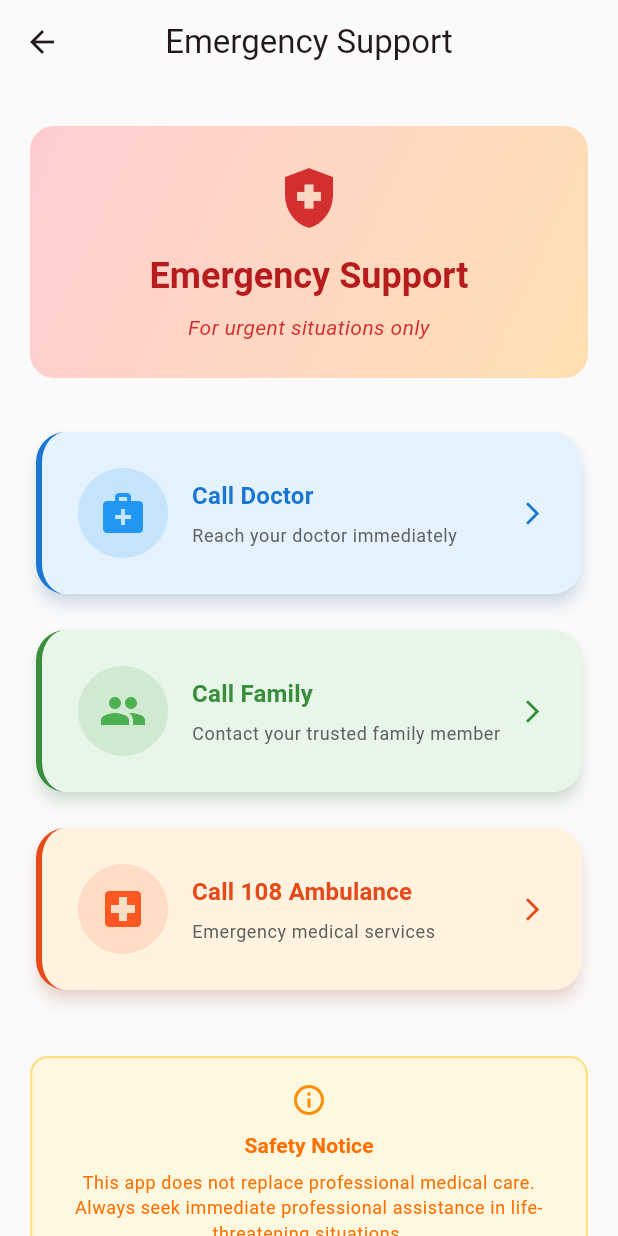
After one commit to sania-patil/Digital-Dadi, a Flutter app: the EmergencySupportScreen screen opened directly, on a phone screen of 412 x 824 dp. The commit adds this screen. Run offline on Flutter 3.47's test engine with Material 3 defaults, Android fonts, the phone set to English and light mode, and no system bars; our stand-ins replace google_fonts.

Commit message:
added emergency screen

```diff
--- /dev/null
+++ b/lib/screens/emergency_support_screen.dart
@@ -0,0 +1,263 @@
+import 'package:flutter/material.dart';
+
+class EmergencySupportScreen extends StatelessWidget {
+  const EmergencySupportScreen({super.key});
+
+  @override
+  Widget build(BuildContext context) {
+    return Scaffold(
+      backgroundColor: Colors.grey.shade50,
+      appBar: AppBar(
+        title: const Text('Emergency Support'),
+        centerTitle: true,
+        elevation: 0,
+        backgroundColor: Colors.transparent,
+        leading: IconButton(
+          icon: const Icon(Icons.arrow_back),
+          onPressed: () => Navigator.of(context).pop(),
+        ),
+      ),
+      body: SingleChildScrollView(
+        child: Padding(
+          padding: const EdgeInsets.symmetric(horizontal: 20, vertical: 16),
+          child: Column(
+            crossAxisAlignment: CrossAxisAlignment.stretch,
+            children: [
+              // Header Section
+              const SizedBox(height: 12),
+              Container(
+                decoration: BoxDecoration(
+                  borderRadius: BorderRadius.circular(16),
+                  gradient: LinearGradient(
+                    colors: [
+                      Colors.red.shade100,
+                      Colors.orange.shade100,
+                    ],
+                    begin: Alignment.topLeft,
+                    end: Alignment.bottomRight,
+                  ),
+                ),
+                padding: const EdgeInsets.all(24),
+                child: Column(
+                  children: [
+                    Icon(
+                      Icons.health_and_safety,
+                      size: 48,
+                      color: Colors.red.shade700,
+                    ),
+                    const SizedBox(height: 12),
+                    Text(
+                      'Emergency Support',
+                      textAlign: TextAlign.center,
+                      style: Theme.of(context).textTheme.headlineSmall?.copyWith(
+                            fontWeight: FontWeight.bold,
+                            color: Colors.red.shade900,
+                          ),
+                    ),
+                    const SizedBox(height: 8),
+                    Text(
+                      'For urgent situations only',
+                      textAlign: TextAlign.center,
+                      style: Theme.of(context).textTheme.bodyMedium?.copyWith(
+                            color: Colors.red.shade700,
+                            fontStyle: FontStyle.italic,
+                          ),
+                    ),
+                  ],
+                ),
+              ),
+
+              const SizedBox(height: 32),
+
+              // Emergency Action Cards
+              // 1. Call Doctor
+              _buildEmergencyCard(
+                context,
+                icon: Icons.medical_services,
+                iconColor: Colors.blue,
+                backgroundColor: Colors.blue.shade50,
+                title: 'Call Doctor',
+                description: 'Reach your doctor immediately',
+                accentColor: Colors.blue.shade700,
+              ),
+
+              const SizedBox(height: 16),
+
+              // 2. Call Family
+              _buildEmergencyCard(
+                context,
+                icon: Icons.people,
+                iconColor: Colors.green,
+                backgroundColor: Colors.green.shade50,
+                title: 'Call Family',
+                description: 'Contact your trusted family member',
+                accentColor: Colors.green.shade700,
+              ),
+
+              const SizedBox(height: 16),
+
+              // 3. Call 108 Ambulance
+              _buildEmergencyCard(
+                context,
+                icon: Icons.local_hospital,
+                iconColor: Colors.deepOrange,
+                backgroundColor: Colors.orange.shade50,
+                title: 'Call 108 Ambulance',
+                description: 'Emergency medical services',
+                accentColor: Colors.deepOrange.shade700,
+              ),
+
+              const SizedBox(height: 40),
+
+              // Safety Disclaimer
+              Container(
+                decoration: BoxDecoration(
+                  borderRadius: BorderRadius.circular(12),
+                  color: Colors.amber.shade50,
+                  border: Border.all(
+                    color: Colors.amber.shade200,
+                    width: 1.5,
+                  ),
+                ),
+                padding: const EdgeInsets.all(16),
+                child: Column(
+                  children: [
+                    Icon(
+                      Icons.info_outline,
+                      color: Colors.amber.shade800,
+                      size: 24,
+                    ),
+                    const SizedBox(height: 8),
+                    Text(
+                      'Safety Notice',
+                      style: Theme.of(context).textTheme.labelLarge?.copyWith(
+                            color: Colors.amber.shade900,
+                            fontWeight: FontWeight.bold,
+                          ),
+                    ),
+                    const SizedBox(height: 6),
+                    Text(
+                      'This app does not replace professional medical care. Always seek immediate professional assistance in life-threatening situations.',
+                      textAlign: TextAlign.center,
+                      style: Theme.of(context).textTheme.bodySmall?.copyWith(
+                            color: Colors.amber.shade900,
+                            height: 1.4,
+                          ),
+                    ),
+                  ],
+                ),
+              ),
+
+              const SizedBox(height: 24),
+            ],
+          ),
+        ),
+      ),
+    );
+  }
+
+  /// Builds a single emergency action card
+  Widget _buildEmergencyCard(
+    BuildContext context, {
+    required IconData icon,
+    required Color iconColor,
+    required Color backgroundColor,
+    required String title,
+    required String description,
+    required Color accentColor,
+  }) {
+    return Card(
+      elevation: 4,
+      shadowColor: accentColor.withOpacity(0.3),
+      shape: RoundedRectangleBorder(
+        borderRadius: BorderRadius.circular(20),
+      ),
+      child: Container(
+        decoration: BoxDecoration(
+          borderRadius: BorderRadius.circular(20),
+          color: backgroundColor,
+          border: Border(
+            left: BorderSide(
+              color: accentColor,
+              width: 4,
+            ),
+          ),
+        ),
+        child: Material(
+          color: Colors.transparent,
+          child: InkWell(
+            onTap: () {
+              // Action placeholder - no actual phone call logic required
+              ScaffoldMessenger.of(context).showSnackBar(
+                SnackBar(
+                  content: Text('$title action triggered'),
+                  duration: const Duration(seconds: 2),
+                  backgroundColor: accentColor,
+                ),
+              );
+            },
+            borderRadius: BorderRadius.circular(20),
+            child: Padding(
+              padding: const EdgeInsets.all(24),
+              child: Row(
+                children: [
+                  // Icon
+                  Container(
+                    width: 60,
+                    height: 60,
+                    decoration: BoxDecoration(
+                      shape: BoxShape.circle,
+                      color: iconColor.withOpacity(0.15),
+                    ),
+                    child: Icon(
+                      icon,
+                      size: 32,
+                      color: iconColor,
+                    ),
+                  ),
+
+                  const SizedBox(width: 16),
+
+                  // Text Content
+                  Expanded(
+                    child: Column(
+                      crossAxisAlignment: CrossAxisAlignment.start,
+                      children: [
+                        Text(
+                          title,
+                          style:
+                              Theme.of(context).textTheme.titleMedium?.copyWith(
+                                    fontWeight: FontWeight.bold,
+                                    color: accentColor,
+                                  ),
+                        ),
+                        const SizedBox(height: 6),
+                        Text(
+                          description,
+                          style:
+                              Theme.of(context).textTheme.bodySmall?.copyWith(
+                                    color: Colors.grey.shade700,
+                                    height: 1.3,
+                                  ),
+                        ),
+                      ],
+                    ),
+                  ),
+
+                  const SizedBox(width: 12),
+
+                  // Arrow Icon
+                  Icon(
+                    Icons.arrow_forward_ios,
+                    size: 18,
+                    color: accentColor,
+                  ),
+                ],
+              ),
+            ),
+          ),
+        ),
+      ),
+    );
+  }
+}
--- a/lib/screens/week_tips_screen.dart
+++ b/lib/screens/week_tips_screen.dart
@@ -2,6 +2,7 @@ import 'package:flutter/material.dart';
 import 'dart:convert';
 import 'package:flutter/services.dart';
 import 'chatbot_screen.dart';
+import 'emergency_support_screen.dart';
 
 class WeekTipsScreen extends StatefulWidget {
   final String language; // 'hi' or 'en'
@@ -65,6 +66,20 @@ class _WeekTipsScreenState extends State<WeekTipsScreen> {
           ),
         ),
         centerTitle: true,
+        actions: [
+          IconButton(
+            icon: const Icon(Icons.emergency, color: Colors.red),
+            onPressed: () {
+              Navigator.push(
+                context,
+                MaterialPageRoute(
+                  builder: (context) => const EmergencySupportScreen(),
+                ),
+              );
+            },
+            tooltip: 'Emergency Support',
+          ),
+        ],
       ),
       body: FutureBuilder<Map<String, dynamic>>(
         future: _weekDataFuture,
```
